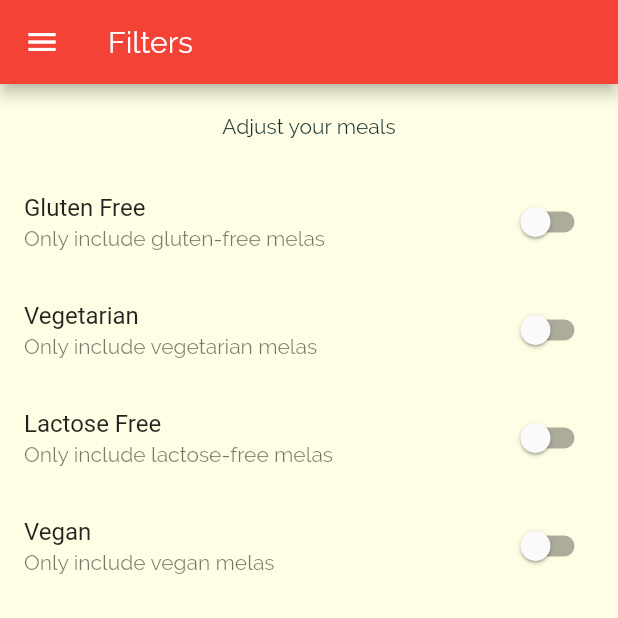
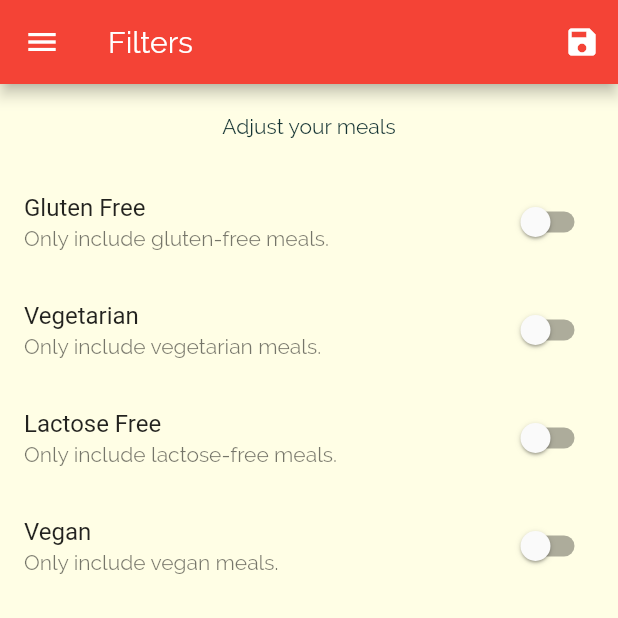
Before and after one commit to diipak-singh/meals_app, a Flutter app: the FiltersScreen screen opened by its route, on a phone screen of 412 x 824 dp, the top half of it. Run offline on Flutter 3.47's test engine with Material 2 defaults, Android fonts, the phone set to English and light mode, and no system bars; our stand-ins replace flushbar.

Commit message:
filtering logic applied successfully.

```diff
--- a/lib/main.dart
+++ b/lib/main.dart
@@ -1,12 +1,48 @@
 import 'package:flutter/material.dart';
+import './dummy_data.dart';
 import './screens/tabs_screen.dart';
 import './screens/category_meals_screen.dart';
 import './screens/filters_screen.dart';
 import './screens/meal_detail_screen.dart';
+import './models/meal.dart';
 
 void main() => runApp(MyApp());
 
-class MyApp extends StatelessWidget {
+class MyApp extends StatefulWidget {
+  @override
+  _MyAppState createState() => _MyAppState();
+}
+
+class _MyAppState extends State<MyApp> {
+  Map<String, bool> filters = {
+    'gluten': false,
+    'lactose': false,
+    'vegan': false,
+    'vegetarian': false,
+  };
+  List<Meal> _availableMeals = DUMMY_MEALS;
+
+  void _setFilters(Map<String, bool> filterData) {
+    setState(() {
+      filters = filterData;
+      _availableMeals = DUMMY_MEALS.where((meal) {
+        if (filters['gluten'] && !meal.isGlutenFree) {
+          return false;
+        }
+        if (filters['lactose'] && !meal.isLactoseFree) {
+          return false;
+        }
+        if (filters['vegan'] && !meal.isVegan) {
+          return false;
+        }
+        if (filters['vegetarian'] && !meal.isVegetarian) {
+          return false;
+        }
+        return true;
+      }).toList();
+    });
+  }
+
   @override
   Widget build(BuildContext context) {
     return MaterialApp(
@@ -33,10 +69,10 @@ class MyApp extends StatelessWidget {
       debugShowCheckedModeBanner: false,
       home: TabsScreen(),
       routes: {
-        '/category-meals': (ctx) => CategoryMealsScreen(),
+        '/category-meals': (ctx) => CategoryMealsScreen(_availableMeals),
         MealDetailScreen.routeName: (ctx) => MealDetailScreen(),
-        FiltersScreen.routeName: (ctx) => FiltersScreen(),
-        TabsScreen.routeName: (ctx) =>TabsScreen()
+        FiltersScreen.routeName: (ctx) => FiltersScreen(filters,_setFilters),
+        TabsScreen.routeName: (ctx) => TabsScreen()
       },
     );
   }
--- a/lib/screens/category_meals_screen.dart
+++ b/lib/screens/category_meals_screen.dart
@@ -1,6 +1,6 @@
 import 'package:flutter/material.dart';
-import '../dummy_data.dart';
 import '../widgets/meal_item.dart';
+import '../models/meal.dart';
 
 class CategoryMealsScreen extends StatelessWidget {
   // final String categoryId;
@@ -10,6 +10,8 @@ class CategoryMealsScreen extends StatelessWidget {
   //   this.categoryId,
   //   this.categoryTitle,
   // );
+  final List<Meal> availableMeals;
+  CategoryMealsScreen(this.availableMeals);
 
   @override
   Widget build(BuildContext context) {
@@ -18,7 +20,7 @@ class CategoryMealsScreen extends StatelessWidget {
     final categoryTitle = routeArgs['title'];
     final categoryId = routeArgs['id'];
 
-    final categoryMeals = DUMMY_MEALS.where((meal) {
+    final categoryMeals = availableMeals.where((meal) {
       return meal.categories.contains(categoryId);
     }).toList();
 
--- a/lib/screens/filters_screen.dart
+++ b/lib/screens/filters_screen.dart
@@ -1,8 +1,14 @@
+import 'package:flushbar/flushbar.dart';
 import 'package:flutter/material.dart';
 import '../widgets/main_drawer.dart';
 
 class FiltersScreen extends StatefulWidget {
   static const routeName = '/filters';
+
+  final Function saveFilters;
+  final Map<String, bool> currentFilters;
+
+  FiltersScreen(this.currentFilters, this.saveFilters);
 
   @override
   _FiltersScreenState createState() => _FiltersScreenState();
@@ -13,6 +19,16 @@ class _FiltersScreenState extends State<FiltersScreen> {
   bool _vegetarian = false;
   bool _vegan = false;
   bool _lactoseFree = false;
+
+  @override
+  initState() {
+    _glutenFree = widget.currentFilters['gluten'];
+    _vegetarian = widget.currentFilters['vegetarian'];
+    _vegan = widget.currentFilters['vegan'];
+    _lactoseFree = widget.currentFilters['lactose'];
+
+    super.initState();
+  }
 
   Widget _buildSwitchListTile(
     String title,
@@ -28,14 +44,38 @@ class _FiltersScreenState extends State<FiltersScreen> {
     );
   }
 
-  AppBar apbar = AppBar(
+  /*AppBar apbar = AppBar(
     title: Text('Filters'),
-  );
+  );*/
 
   @override
   Widget build(BuildContext context) {
     return Scaffold(
-      appBar: apbar,
+      appBar: AppBar(
+        title: Text('Filters'),
+        actions: <Widget>[
+          IconButton(
+            icon: Icon(Icons.save),
+            onPressed: () {
+
+              final selectedFilters = {
+                'gluten': _glutenFree,
+                'lactose': _lactoseFree,
+                'vegan': _vegan,
+                'vegetarian': _vegetarian,
+              };
+              widget.saveFilters(selectedFilters);
+
+              //Flushbar is alternative of Snackbar or Toast to notify user about some action.
+              Flushbar(
+                  title:  "Filters Applied",
+                  message:  "Selected filters applied successfully, Please visit meals page to see updated meals",
+                  duration:  Duration(seconds: 3),
+                )..show(context);
+            },
+          ),
+        ],
+      ),
       drawer: MainDrawer(),
       body: Column(
         children: <Widget>[
@@ -53,7 +93,7 @@ class _FiltersScreenState extends State<FiltersScreen> {
               children: <Widget>[
                 _buildSwitchListTile(
                   'Gluten Free',
-                  'Only include gluten-free melas',
+                  'Only include gluten-free meals.',
                   _glutenFree,
                   (newValue) {
                     setState(() {
@@ -63,7 +103,7 @@ class _FiltersScreenState extends State<FiltersScreen> {
                 ),
                 _buildSwitchListTile(
                   'Vegetarian',
-                  'Only include vegetarian melas',
+                  'Only include vegetarian meals.',
                   _vegetarian,
                   (newValue) {
                     setState(() {
@@ -73,7 +113,7 @@ class _FiltersScreenState extends State<FiltersScreen> {
                 ),
                 _buildSwitchListTile(
                   'Lactose Free',
-                  'Only include lactose-free melas',
+                  'Only include lactose-free meals.',
                   _lactoseFree,
                   (newValue) {
                     setState(() {
@@ -83,7 +123,7 @@ class _FiltersScreenState extends State<FiltersScreen> {
                 ),
                 _buildSwitchListTile(
                   'Vegan',
-                  'Only include vegan melas',
+                  'Only include vegan meals.',
                   _vegan,
                   (newValue) {
                     setState(() {
--- a/pubspec.yaml
+++ b/pubspec.yaml
@@ -28,6 +28,7 @@ dependencies:
   # The following adds the Cupertino Icons font to your application.
   # Use with the CupertinoIcons class for iOS style icons.
   cupertino_icons: ^0.1.3
+  flushbar: ^1.10.4
 
 dev_dependencies:
   flutter_test:
```
Also changed, not shown: pubspec.lock.
